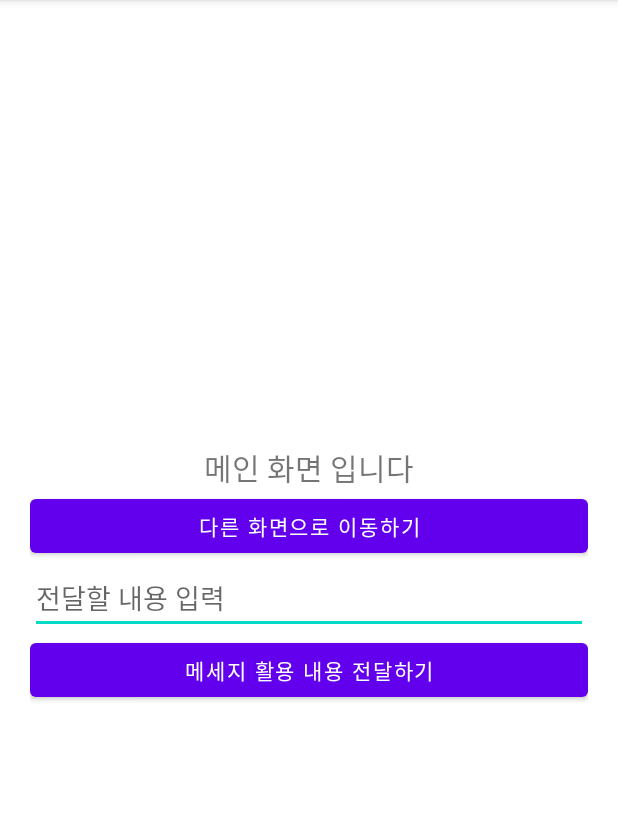
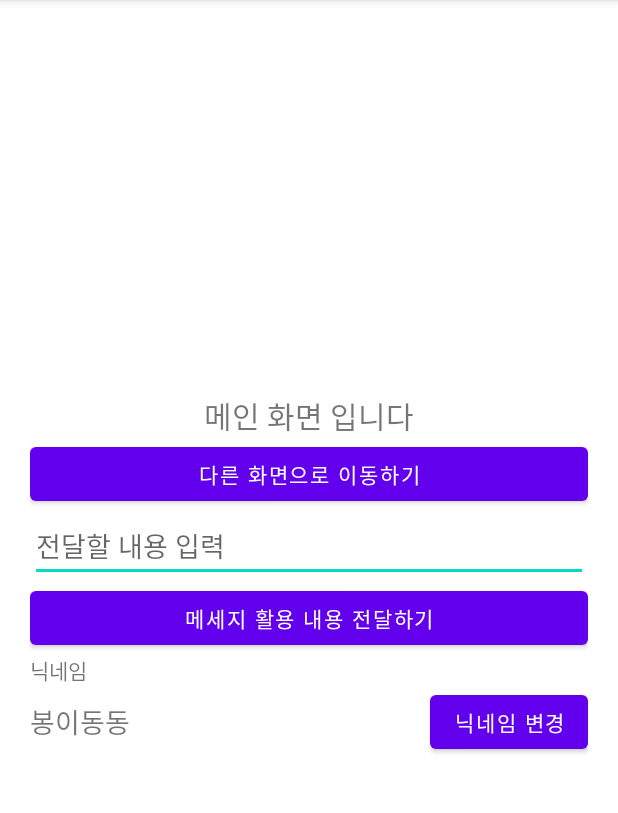
Before and after one commit to dani9210/Intent_20210829, an Android app: the screen it shows after launch (MainActivity), on a phone screen of 412 x 824 dp, the part 84-897 px from its top. Run offline under Robolectric (Android 15) with nearby library versions, the phone set to English and light mode, and no system bars.

Commit message:
Intent(3) 연습 UI - 메인화면 작성

```diff
--- a/app/src/main/res/layout/activity_main.xml
+++ b/app/src/main/res/layout/activity_main.xml
@@ -33,6 +33,39 @@
         android:layout_height="wrap_content"
         android:text="메세지 활용 내용 전달하기"/>
 
+    <TextView
+        android:layout_width="match_parent"
+        android:layout_height="wrap_content"
+        android:text="닉네임"/>
+
+    <LinearLayout
+        android:layout_width="match_parent"
+        android:layout_height="wrap_content"
+        android:gravity="center_vertical"
+        android:orientation="horizontal">
+           <TextView
+               android:layout_width="wrap_content"
+               android:layout_height="wrap_content"
+               android:textSize="18sp"
+               android:text="봉이동동"/>
+
+        <TextView
+            android:layout_width="0dp"
+            android:layout_height="wrap_content"
+            android:layout_weight="1"/>
+
+
+
+          <Button
+              android:layout_width="wrap_content"
+              android:layout_height="wrap_content"
+              android:text="닉네임 변경"/>
+
+
+
+
+    </LinearLayout>
+
 
 
 
```
